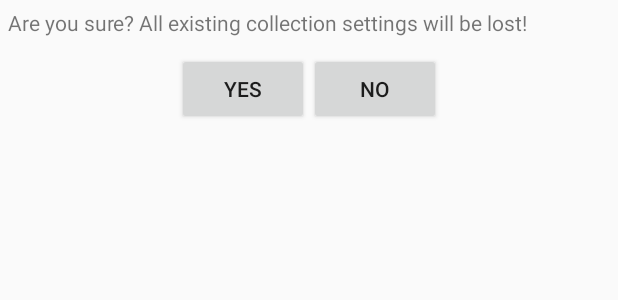
After one commit to hckling/DestinyCardManager, an Android app: the layout confirm_collection_change.xml on its own in the app's theme, with its tools: preview values and no code run, on a phone screen of 412 x 824 dp. The commit adds this screen. Shown: the top 300 px of the screen. Run offline under Robolectric (Android 15) with nearby library versions, the phone set to English and light mode, and no system bars.

Commit message:
Can now make the collection a full collection using a button

```diff
--- a/app/src/main/java/com/cardmanager/apps/kling/destinycardmanager/MainActivity.java
+++ b/app/src/main/java/com/cardmanager/apps/kling/destinycardmanager/MainActivity.java
@@ -34,6 +34,8 @@ public class MainActivity extends AppCompatActivity {
     @Override
     protected void onCreate(Bundle savedInstanceState) {
         super.onCreate(savedInstanceState);
+
+        setTitle("Saved decks");
 
         db = new CardDatabase(getApplicationContext());
         setContentView(R.layout.activity_main);
--- a/app/src/main/res/layout/activity_select_cards.xml
+++ b/app/src/main/res/layout/activity_select_cards.xml
@@ -9,12 +9,6 @@
     android:paddingRight="@dimen/activity_horizontal_margin"
     android:paddingTop="@dimen/activity_vertical_margin">
 
-    <TextView
-        android:text="Manage collection"
-        android:layout_width="wrap_content"
-        android:layout_height="wrap_content"
-        android:layout_gravity="top|center"/>
-
     <ListView
         android:layout_width="match_parent"
         android:layout_height="0dp"
--- /dev/null
+++ b/app/src/main/res/layout/confirm_collection_change.xml
@@ -0,0 +1,27 @@
+<?xml version="1.0" encoding="utf-8"?>
+<LinearLayout xmlns:android="http://schemas.android.com/apk/res/android"
+    android:orientation="vertical" android:layout_width="match_parent"
+    android:layout_height="match_parent">
+    <ImageView
+        android:layout_width="wrap_content"
+        android:layout_height="wrap_content" />
+    <TextView
+        android:layout_margin="5dp"
+        android:layout_width="wrap_content"
+        android:layout_height="wrap_content"
+        android:text="Are you sure? All existing collection settings will be lost!"/>
+    <LinearLayout
+        android:layout_margin="5dp"
+        android:layout_width="match_parent"
+        android:layout_height="match_parent"
+        android:gravity="center_horizontal">
+        <Button
+            android:layout_width="wrap_content"
+            android:layout_height="wrap_content"
+            android:text="yes"/>
+        <Button
+            android:layout_width="wrap_content"
+            android:layout_height="wrap_content"
+            android:text="no"/>
+    </LinearLayout>
+</LinearLayout>
--- /dev/null
+++ b/app/src/main/res/menu/collection_menu.xml
@@ -0,0 +1,6 @@
+<?xml version="1.0" encoding="utf-8"?>
+<menu xmlns:android="http://schemas.android.com/apk/res/android">
+    <item
+        android:id="@+id/mnuAddFullCollection"
+        android:title="Add full collection"/>
+</menu>
```
Also changed, not shown: app/src/main/java/com/cardmanager/apps/kling/destinycardmanager/activities/SelectCardsActivity.java (+60 -3 lines), app/src/main/java/com/cardmanager/apps/kling/destinycardmanager/adapters/SelectableCardListAdapter.java (+10 -12 lines).
